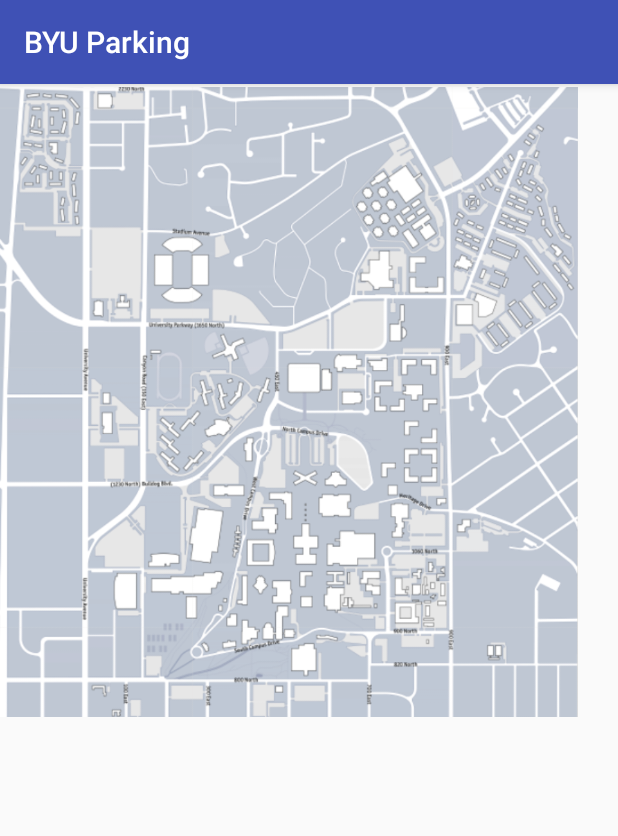
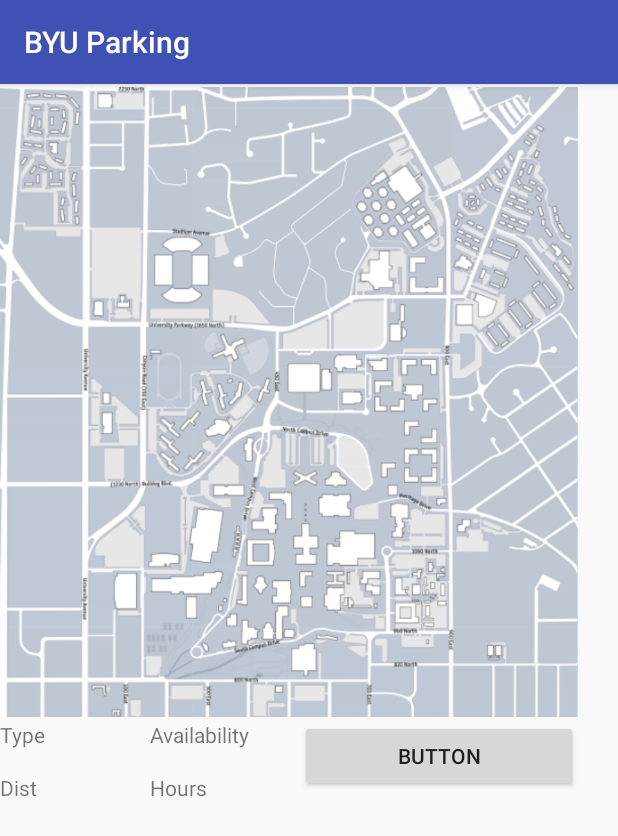
Before and after one commit to tsmith1644/BYUParking, an Android app: the screen it shows after launch (MainActivity), on a phone screen of 412 x 824 dp. Shown: the top 836 px of the screen. Run offline under Robolectric (Android 15) with nearby library versions, the phone set to English and light mode, and no system bars.

Commit message:
Main Layout Basis

```diff
--- a/app/src/main/res/layout/activity_main.xml
+++ b/app/src/main/res/layout/activity_main.xml
@@ -6,11 +6,73 @@
     android:layout_height="match_parent"
     tools:context="byu.byuparking.MainActivity">
 
-    <ImageView
-        android:id="@+id/map"
+    <LinearLayout
         android:layout_width="385dp"
-        android:layout_height="424dp"
-        app:srcCompat="@drawable/map"
-        tools:layout_editor_absoluteX="0dp"
-        tools:layout_editor_absoluteY="-8dp" />
+        android:layout_height="495dp"
+        android:orientation="vertical">
+
+        <ImageView
+            android:id="@+id/map"
+            android:layout_width="385dp"
+            android:layout_height="424dp"
+            android:adjustViewBounds="false"
+            app:srcCompat="@drawable/map"
+            tools:layout_editor_absoluteX="0dp"
+            tools:layout_editor_absoluteY="-7dp" />
+
+        <LinearLayout
+            android:layout_width="match_parent"
+            android:layout_height="match_parent"
+            android:orientation="horizontal">
+
+            <LinearLayout
+                android:layout_width="100dp"
+                android:layout_height="match_parent"
+                android:orientation="vertical">
+
+                <TextView
+                    android:id="@+id/textView3"
+                    android:layout_width="match_parent"
+                    android:layout_height="0dp"
+                    android:layout_weight="1"
+                    android:text="Type" />
+
+                <TextView
+                    android:id="@+id/textView4"
+                    android:layout_width="match_parent"
+                    android:layout_height="0dp"
+                    android:layout_weight="1"
+                    android:text="Dist" />
+            </LinearLayout>
+
+            <LinearLayout
+                android:layout_width="100dp"
+                android:layout_height="match_parent"
+                android:orientation="vertical">
+
+                <TextView
+                    android:id="@+id/textView"
+                    android:layout_width="match_parent"
+                    android:layout_height="0dp"
+                    android:layout_weight="1"
+                    android:text="Availability" />
+
+                <TextView
+                    android:id="@+id/textView2"
+                    android:layout_width="match_parent"
+                    android:layout_height="0dp"
+                    android:layout_weight="1"
+                    android:text="Hours" />
+            </LinearLayout>
+
+            <Button
+                android:id="@+id/button"
+                android:layout_width="wrap_content"
+                android:layout_height="wrap_content"
+                android:layout_weight="1"
+                android:text="Button" />
+        </LinearLayout>
+
+    </LinearLayout>
+
 </android.support.constraint.ConstraintLayout>
```
